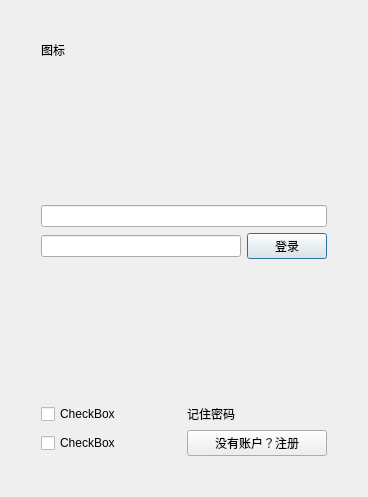
Before: the Qt Designer form SimpleChat/LoginWidget.ui in sleepy2con/Simple-chat-software, drawn with Qt 5.
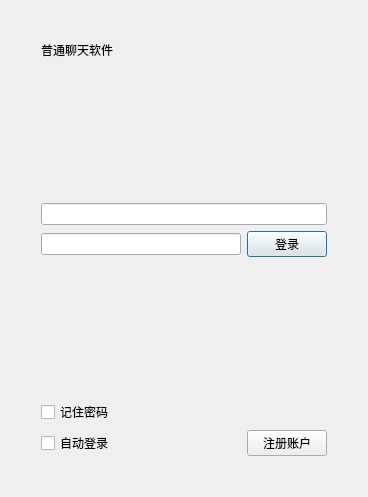
After: the same form once the commit is applied.

```diff
--- a/SimpleChat/LoginWidget.ui
+++ b/SimpleChat/LoginWidget.ui
@@ -38,7 +38,7 @@
          <item>
           <widget class="QLabel" name="label_7">
            <property name="text">
-            <string>图标</string>
+            <string>普通聊天软件</string>
            </property>
           </widget>
          </item>
@@ -99,17 +99,23 @@
          <item>
           <widget class="QCheckBox" name="checkBox">
            <property name="text">
-            <string>CheckBox</string>
-           </property>
-          </widget>
-         </item>
-         <item>
-          <widget class="QLabel" name="label">
-           <property name="text">
             <string>记住密码</string>
            </property>
           </widget>
          </item>
+         <item>
+          <spacer name="horizontalSpacer">
+           <property name="orientation">
+            <enum>Qt::Horizontal</enum>
+           </property>
+           <property name="sizeHint" stdset="0">
+            <size>
+             <width>40</width>
+             <height>20</height>
+            </size>
+           </property>
+          </spacer>
+         </item>
         </layout>
        </item>
        <item>
@@ -117,14 +123,27 @@
          <item>
           <widget class="QCheckBox" name="checkBox_2">
            <property name="text">
-            <string>CheckBox</string>
+            <string>自动登录</string>
            </property>
           </widget>
          </item>
+         <item>
+          <spacer name="horizontalSpacer_2">
+           <property name="orientation">
+            <enum>Qt::Horizontal</enum>
+           </property>
+           <property name="sizeHint" stdset="0">
+            <size>
+             <width>40</width>
+             <height>20</height>
+            </size>
+           </property>
+          </spacer>
+         </item>
          <item>
           <widget class="QPushButton" name="btn_gotoReg">
            <property name="text">
-            <string>没有账户？注册</string>
+            <string>注册账户</string>
            </property>
           </widget>
          </item>
```
